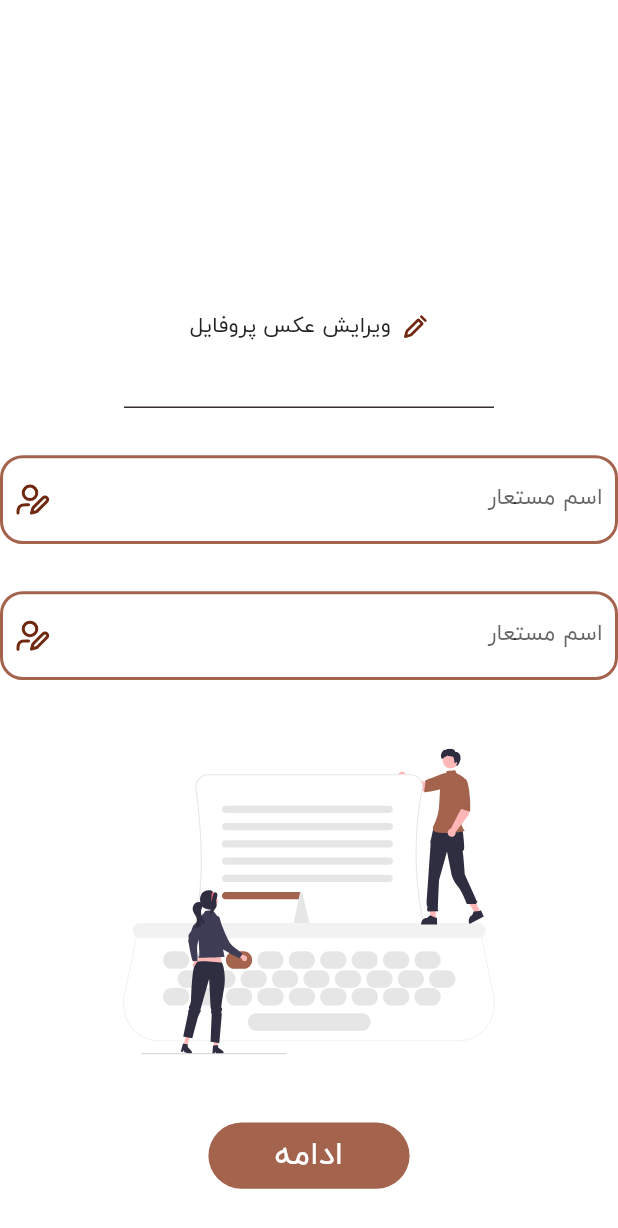
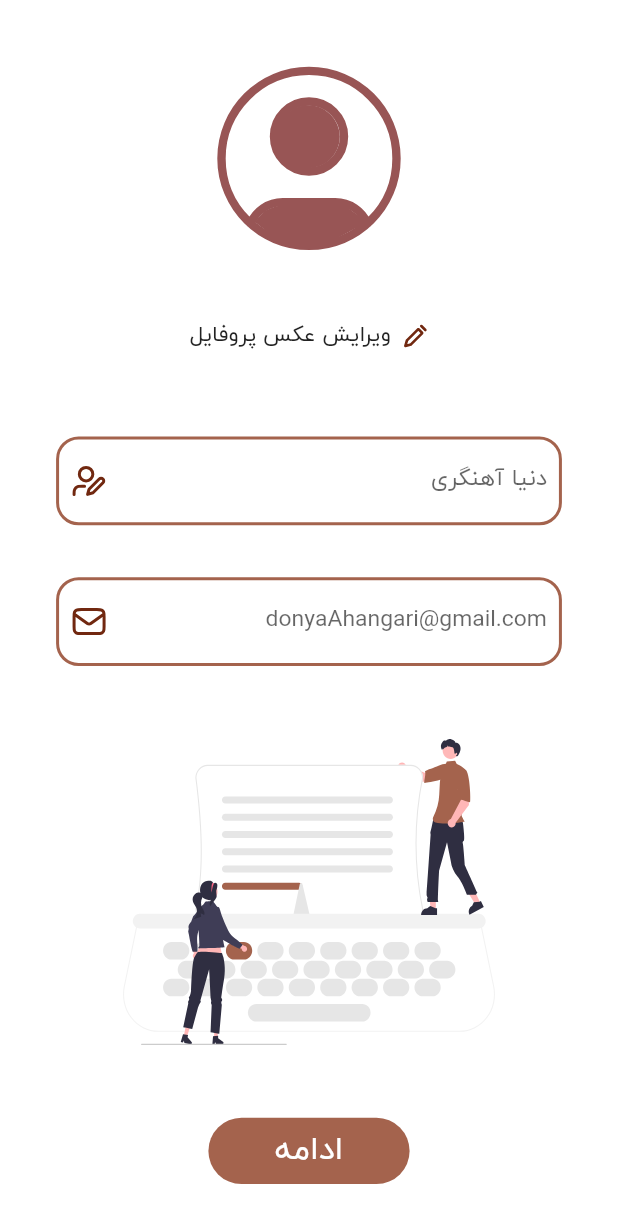
Before and after one commit to OmidHaqi/techno_saz, a Flutter app: the SecondProfilePage screen opened directly, on a phone screen of 412 x 824 dp. Shown: the top 1228 px of the screen. Run offline on Flutter 3.47's test engine with Material 3 defaults, Android fonts, the phone set to English and light mode, and no system bars; our stand-ins replace adaptive_theme, flutter_spinkit, flutter_svg, smooth_page_indicator.

Commit message:
second profile page

```diff
--- a/lib/view/second_profile_page.dart
+++ b/lib/view/second_profile_page.dart
@@ -31,11 +31,8 @@ class _SecondProfilePageState extends State<SecondProfilePage> {
               child: Container(
                 height: 140,
                 width: 140,
-                decoration: BoxDecoration(
-                  borderRadius: BorderRadius.circular(1000),
-                  image: DecorationImage(
-                      image: AssetImage(Address.svg_empety_profile),
-                      fit: BoxFit.cover),
+                child: SvgPicture.asset(
+                  Address.svg_empety_profile,
                 ),
               ),
             ),
@@ -63,30 +60,17 @@ class _SecondProfilePageState extends State<SecondProfilePage> {
                 ],
               ),
             ),
+
             Padding(
-              padding: EdgeInsets.only(top: sizeH / 62.13),
-              child: Container(
-                width: sizeW / 1.67,
-                decoration: BoxDecoration(
-                  border: Border(
-                    bottom: BorderSide(
-                      color: AdaptiveTheme.of(context).brightness ==
-                              Brightness.light
-                          ? SolidColors.textColor
-                          : SolidColors.white,
-                      width: 1.0,
-                    ),
-                  ),
-                ),
-              ),
-            ),
-            TextField(
+              padding: EdgeInsets.fromLTRB(size.width / 11.02,
+                  size.height / 34.51, size.width / 11.02, 0),
+              child: TextField(
                 controller: nickName,
                 textDirection: TextDirection.rtl,
                 decoration: InputDecoration(
                   contentPadding: EdgeInsets.symmetric(
                       vertical: size.height / 40, horizontal: 10),
-                  hintText: Strings.nickname_str,
+                  hintText: "دنیا آهنگری",
                   suffixIconConstraints: BoxConstraints(
                     maxHeight: 48.0,
                   ),
@@ -104,26 +88,31 @@ class _SecondProfilePageState extends State<SecondProfilePage> {
                   ),
                 ),
               ),
-            TextField(
+            ),
+            Padding(
+              padding: EdgeInsets.fromLTRB(
+                  size.width / 11.02, 0, size.width / 11.02, 0),
+              child: TextField(
                 controller: nickName,
                 textDirection: TextDirection.rtl,
                 decoration: InputDecoration(
                   contentPadding: EdgeInsets.symmetric(
                       vertical: size.height / 40, horizontal: 10),
-                  hintText: Strings.nickname_str,
+                  hintText: "donyaAhangari@gmail.com",
                   suffixIconConstraints: BoxConstraints(
                     maxHeight: 48.0,
                   ),
                   suffixIcon: Padding(
                     padding: const EdgeInsets.all(10.0),
                     child: SvgPicture.asset(
-                      Address.ic_nickName_eadite,
+                      Address.ic_email_shape,
                       colorFilter: ColorFilter.mode(
                           AdaptiveTheme.of(context).brightness ==
                                   Brightness.dark
                               ? SolidColors.primaryVariantColor
                               : SolidColors.iconColor,
                           BlendMode.srcIn),
+                    ),
                   ),
                 ),
               ),
```
Lines whose indentation alone changed are shown as unchanged.
